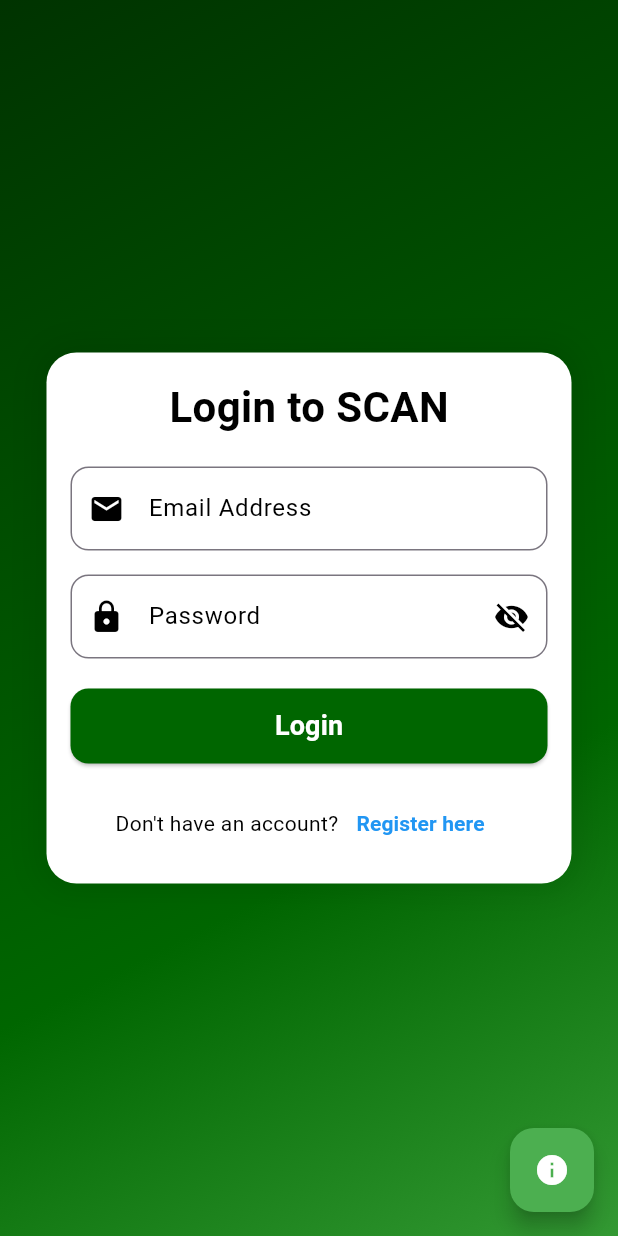
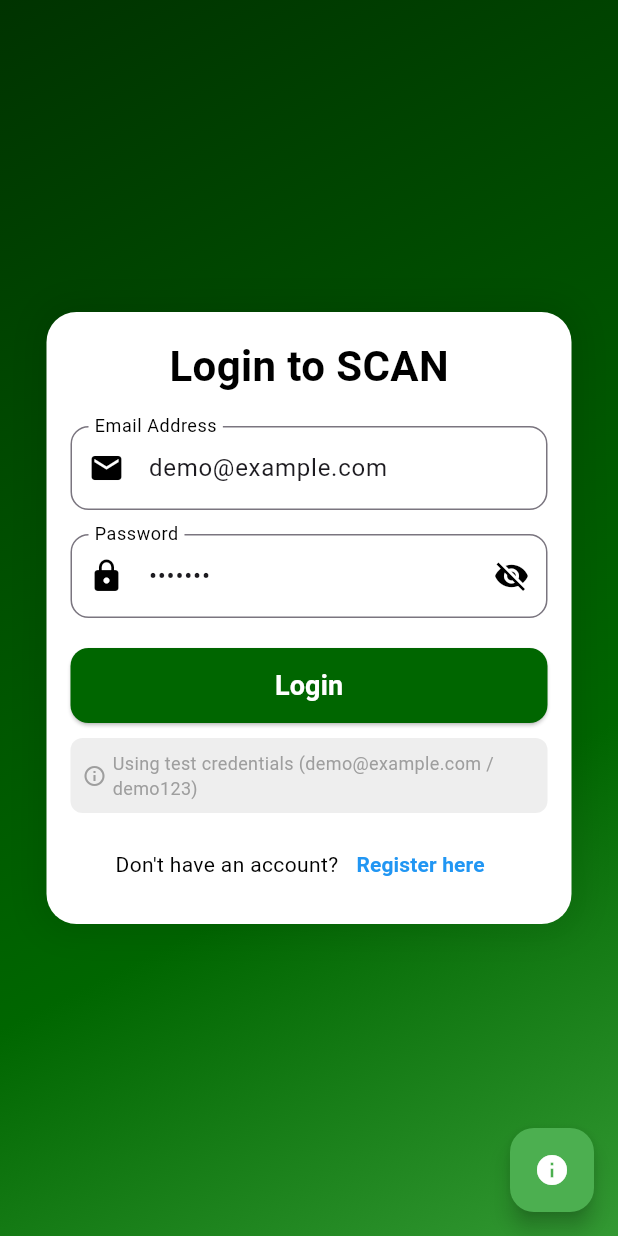
Before and after one commit to zahir248/receiptlog, a Flutter app: the screen it shows after launch, on a phone screen of 412 x 824 dp. Run offline on Flutter 3.47's test engine with Material 3 defaults, Android fonts, the phone set to English and light mode, and no system bars; our stand-ins replace fluttertoast, image_picker, pdf, printing, shared_preferences; missing offline and left inert: google_ml_kit.

Commit message:
add initial credentials for login (demo account)

```diff
--- a/lib/config/config.dart
+++ b/lib/config/config.dart
@@ -1,6 +1,6 @@
 class Config {
 
-  static const String baseUrl = 'http://192.168.0.42:8000/api';
+  static const String baseUrl = 'http://192.168.0.4:8000/api';
 
   // static const String baseUrl = 'https://your-railway-app-url/api';
 
--- a/lib/views/login.dart
+++ b/lib/views/login.dart
@@ -12,8 +12,9 @@ class LoginPage extends StatefulWidget {
 }
 
 class _LoginPageState extends State<LoginPage> {
-  final TextEditingController emailController = TextEditingController();
-  final TextEditingController passwordController = TextEditingController();
+  // Pre-filled test credentials
+  final TextEditingController emailController = TextEditingController(text: "demo@example.com");
+  final TextEditingController passwordController = TextEditingController(text: "demo123");
 
   // State variable to toggle password visibility
   bool _isPasswordVisible = false;
@@ -135,7 +136,29 @@ class _LoginPageState extends State<LoginPage> {
                     ),
                   ),
                 ),
-                const SizedBox(height: 16),
+                const SizedBox(height: 10),
+                // Test credentials message
+                Container(
+                  padding: const EdgeInsets.all(8),
+                  decoration: BoxDecoration(
+                    color: Colors.grey[200],
+                    borderRadius: BorderRadius.circular(8),
+                  ),
+                  child: const Row(
+                    mainAxisSize: MainAxisSize.min,
+                    children: [
+                      Icon(Icons.info_outline, color: Colors.grey, size: 16),
+                      SizedBox(width: 4),
+                      Flexible(
+                        child: Text(
+                          "Using test credentials (demo@example.com / demo123)",
+                          style: TextStyle(color: Colors.grey, fontSize: 12),
+                        ),
+                      ),
+                    ],
+                  ),
+                ),
+                const SizedBox(height: 10),
                 // "Don't have an account?" and "Register here" link closely
                 Row(
                   mainAxisSize: MainAxisSize.min,
@@ -185,6 +208,7 @@ class _LoginPageState extends State<LoginPage> {
   }
 
   Widget _buildSystemDetailsModal() {
+    // Modal content remains unchanged
     return DraggableScrollableSheet(
       expand: false,
       initialChildSize: 0.6, // Adjust modal height
@@ -271,7 +295,7 @@ class _LoginPageState extends State<LoginPage> {
                       subtitle: Text(
                         "• Add, update, and delete items in a receipt.\n"
                             "• Track item details such as name, quantity, and price.\n"
-                            "• Automatically update the receipt’s total amount when items change.",
+                            "• Automatically update the receipt's total amount when items change.",
                       ),
                     ),
                     ListTile(
```
